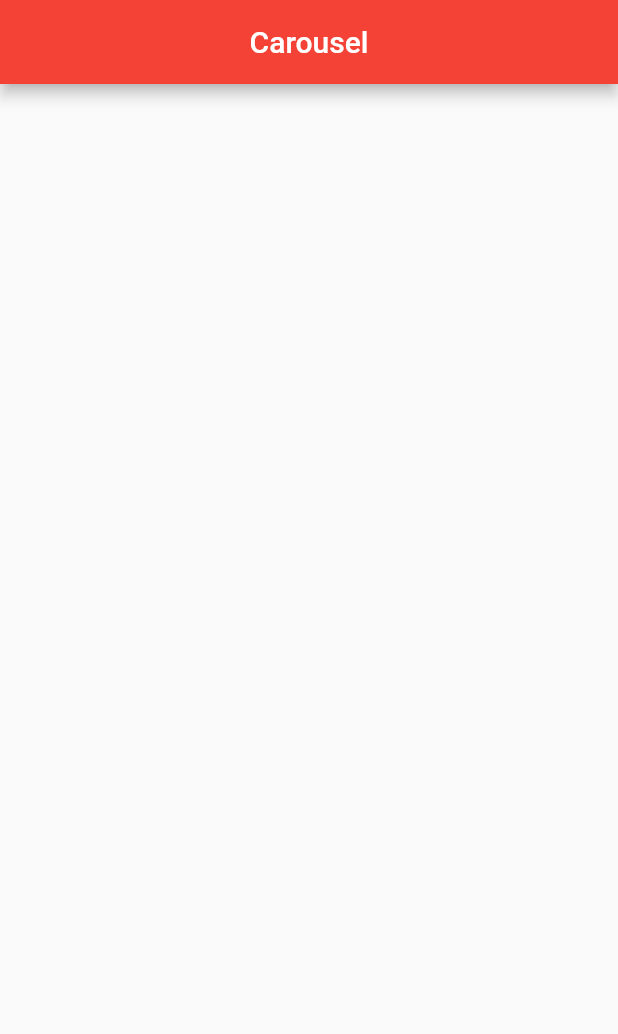
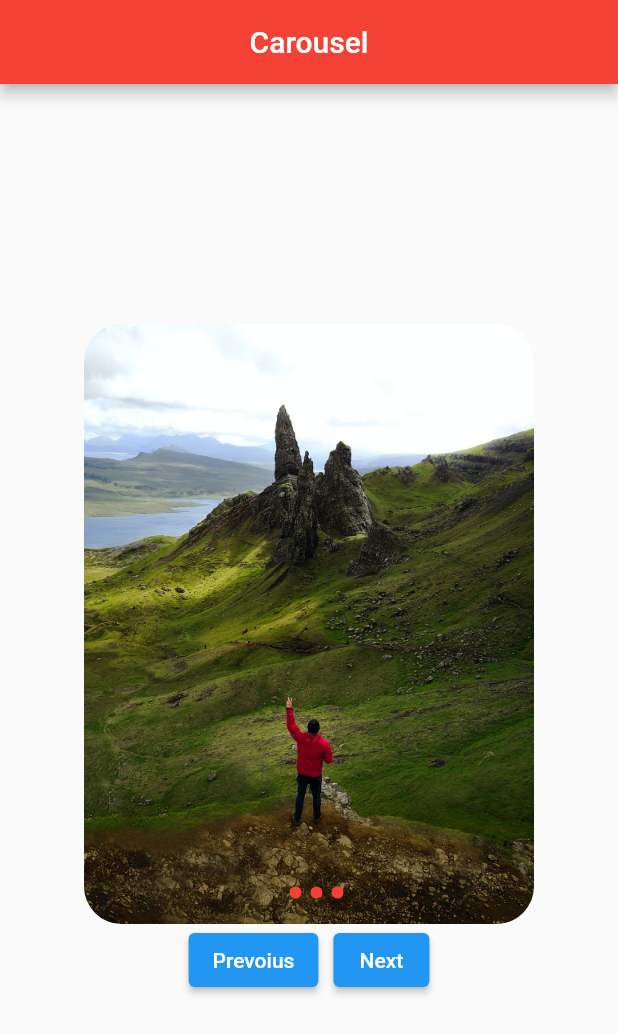
Before and after one commit to Thebngcaveman/flutter-carousel, a Flutter app: the screen it shows after launch, on a phone screen of 412 x 824 dp. Shown: the top 1034 px of the screen. Run offline on Flutter 3.47's test engine with Material 2 defaults, Android fonts, the phone set to English and light mode, and no system bars.

Commit message:
implement carousel with dots

```diff
--- /dev/null
+++ b/lib/components/selected_photo.dart
@@ -0,0 +1,60 @@
+import 'package:flutter/material.dart';
+
+class Selectedphoto extends StatelessWidget {
+  final int numberOfDots;
+  final int photoIndex;
+
+  const Selectedphoto({required this.numberOfDots, required this.photoIndex});
+
+  Widget _inactiveIndicator() {
+    return Container(
+      child: Padding(
+        padding: EdgeInsets.only(left: 3.0, right: 3.0),
+        child: Container(
+          height: 8.0,
+          width: 8.0,
+          decoration: BoxDecoration(
+            color: Colors.red,
+            borderRadius: BorderRadius.circular(4.0),
+          ),
+        ),
+      ),
+    );
+  }
+
+  Widget _activeIndicator() {
+    return Container(
+      child: Padding(
+        padding: EdgeInsets.only(left: 5.0, right: 5.0),
+        child: Container(
+          decoration: BoxDecoration(
+            color: Colors.green,
+            borderRadius: BorderRadius.circular(5.0),
+            boxShadow: [
+              BoxShadow(color: Colors.grey, spreadRadius: 0, blurRadius: 2.0),
+            ],
+          ),
+        ),
+      ),
+    );
+  }
+
+  List<Widget> _buildIndicators() {
+    List<Widget> indicators = [];
+
+    for (int i = 0; i < numberOfDots; i++) {
+      indicators.add(i == photoIndex ? _activeIndicator() : _inactiveIndicator());
+    }
+    return indicators;
+  }
+
+  @override
+  Widget build(BuildContext context) {
+    return Center(
+      child: Row(
+        mainAxisAlignment: MainAxisAlignment.center,
+        children: _buildIndicators(),
+      ),
+    );
+  }
+}
--- a/lib/screens/home_screen.dart
+++ b/lib/screens/home_screen.dart
@@ -1,4 +1,5 @@
 import 'package:flutter/material.dart';
+import 'package:flutter_carousel/components/selected_photo.dart';
 
 class HomeScreen extends StatefulWidget {
   const HomeScreen({Key? key}) : super(key: key);
@@ -10,12 +11,24 @@ class HomeScreen extends StatefulWidget {
 class _HomeScreenState extends State<HomeScreen> {
   int photoIndex = 0;
 
-  List<String> photos =[
+  List<String> photos = [
     'assets/images/castle.png',
     'assets/images/desert.png',
     'assets/images/egypt.png',
     'assets/images/snow.png'
   ];
+
+  void _clickPreviousImage() {
+    setState(() {
+      photoIndex = photoIndex > 0 ? photoIndex - 1 : photos.length - 1;
+    });
+  }
+
+  void _clickNextimage() {
+    setState(() {
+      photoIndex = photoIndex < photos.length - 1 ? photoIndex + 1 : 0;
+    });
+  }
 
   @override
   Widget build(BuildContext context) {
@@ -25,6 +38,53 @@ class _HomeScreenState extends State<HomeScreen> {
         centerTitle: true,
         backgroundColor: Colors.red,
       ),
+      body: Column(
+        mainAxisAlignment: MainAxisAlignment.center,
+        children: <Widget>[
+          Center(
+            child: Stack(
+              children: <Widget>[
+                Container(
+                  decoration: BoxDecoration(
+                    borderRadius: BorderRadius.circular(25.0),
+                    image: DecorationImage(
+                      image: AssetImage(photos[photoIndex]),
+                      fit: BoxFit.cover,
+                    ),
+                  ),
+                  height: 400.0,
+                  width: 300.0,
+                ),
+                Positioned(
+                  top: 375,
+                  left: 25.0,
+                  right: 25.0,
+                  child: Selectedphoto(
+                    numberOfDots: photos.length,
+                    photoIndex: photoIndex,
+                  ),
+                ),
+              ],
+            ),
+          ),
+          Row(
+            mainAxisAlignment: MainAxisAlignment.center,
+            children: <Widget>[
+              ElevatedButton(
+                onPressed: _clickPreviousImage,
+                child: Text('Prevoius'),
+              ),
+              SizedBox(
+                width: 10.0,
+              ),
+              ElevatedButton(
+                onPressed: _clickNextimage,
+                child: Text('Next'),
+              ),
+            ],
+          ),
+        ],
+      ),
     );
   }
 }
```
